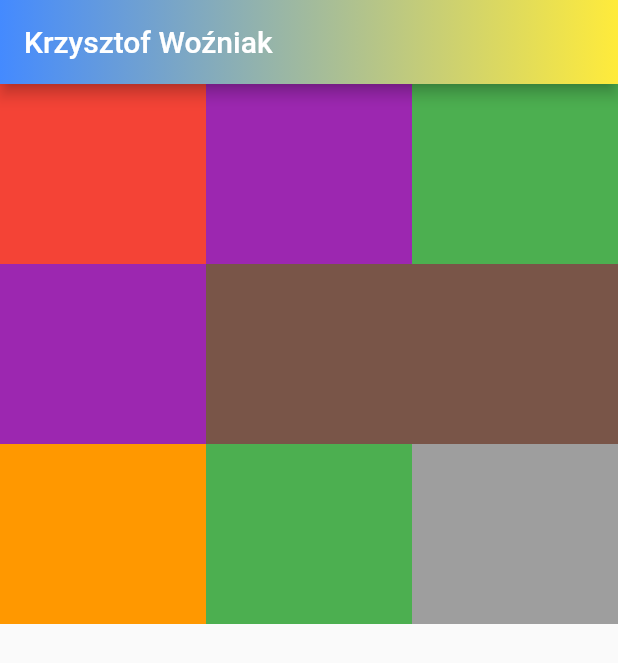
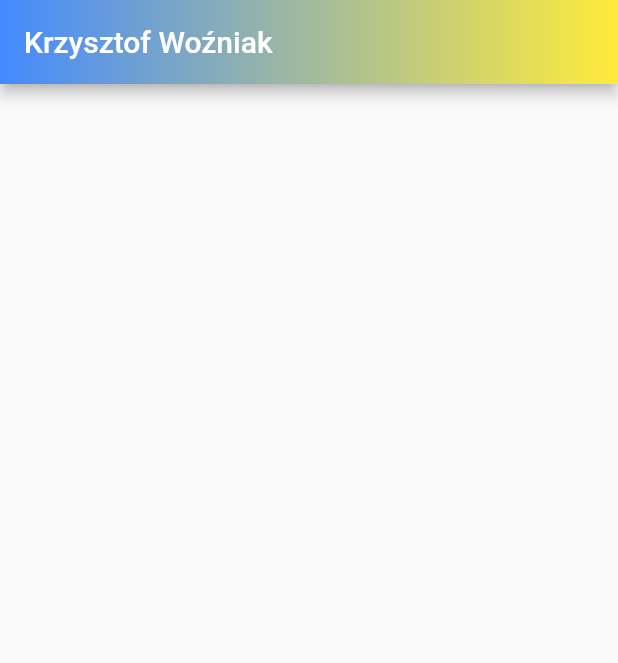
Before and after one commit to christopherwozniak/krzysztof_wozniak_flutter_academy_task_zero, a Flutter app: the screen it shows after launch, on a phone screen of 412 x 824 dp. Shown: the top 663 px of the screen. Run offline on Flutter 3.47's test engine with Material 2 defaults, Android fonts, the phone set to English and light mode, and no system bars; our stand-ins replace new_gradient_app_bar.

Commit message:
Delete bad code

```diff
--- a/lib/main.dart
+++ b/lib/main.dart
@@ -25,79 +25,10 @@ class _MyAppState extends State<MyApp> {
               title: const Text('Krzysztof Woźniak'),
               gradient: const LinearGradient(
                   colors: [Colors.blueAccent, Colors.yellow])),
-        body: Column(
-          children: [
-            Row(
-              children: [
-                Expanded(
-                  flex: 1,
-                  child: Container(
-                    height: 120,
-                    color: Colors.red,
-                  ),
-                ),
-                Expanded(
-                  flex: 1,
-                  child: Container(
-                    height: 120,
-                    color: Colors.purple,
-                  ),
-                ),
-                Expanded(
-                  flex: 1,
-                  child: Container(
-                    height: 120,
-                    color: Colors.green,
-                  ),
-                ),
-              ],
-            ),
-            Expanded(
-              flex: 1,
-              child: Column(children: [
-                Row(
-                  children: [
-                    Expanded(
-                        flex: 1,
-                        child: Container(
-                          height: 120,
-                          color: Colors.purple,
-                        )),
-                    Expanded(
-                      flex: 2,
-                      child: Container(
-                        height: 120,
-                        color: Colors.brown,
-                      ),
-                    ),
-                  ],
-                ),
-                Row(
-                  children: [
-                    Expanded(
-                        flex: 1,
-                        child: Container(
-                          height: 120,
-                          color: Colors.orange,
-                        )),
-                    Expanded(
-                      flex: 1,
-                      child: Container(height: 120, color: Colors.green),
-                    ),
-                    Expanded(
-                      flex: 1,
-                      child: Container(height: 120, color: Colors.grey),
-                    )
-                  ],
-                ),
-              ]),
-            )
-          ],
-        ),
-      ),
-    );
+        ));
   }
 }
+
             // body: GridView.count(
             //   crossAxisCount: 2,
             //   children: List.generate(100, (index) {
```
Lines whose indentation alone changed are shown as unchanged.
